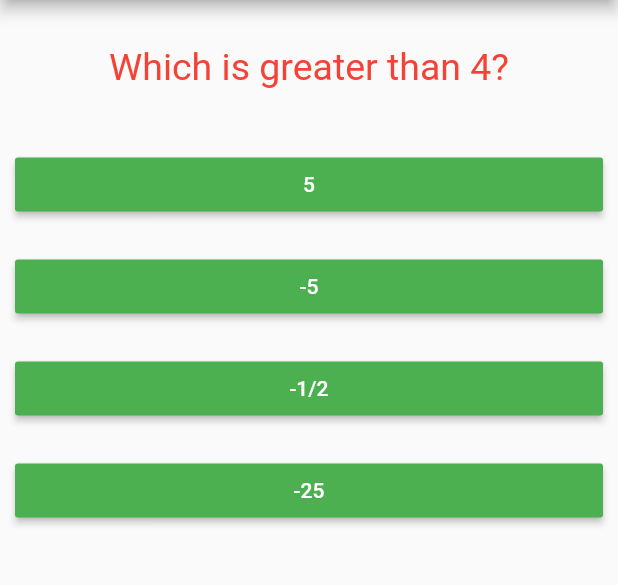
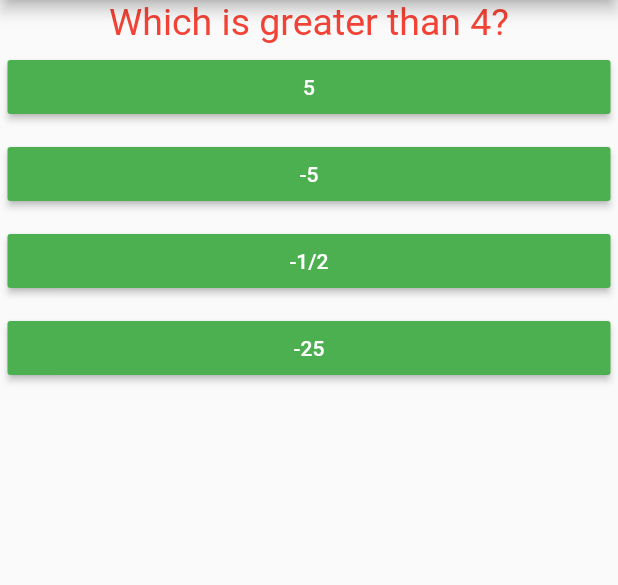
Before and after one commit to AmitGain1818/quiz_test_app, a Flutter app: the screen it shows after launch, on a phone screen of 412 x 824 dp, the part 84-669 px from its top. Run offline on Flutter 3.47's test engine with Material 2 defaults, Android fonts, the phone set to English and light mode, and no system bars.

Commit message:
Change Style

```diff
--- a/lib/answer.dart
+++ b/lib/answer.dart
@@ -11,7 +11,7 @@ class Answers extends StatelessWidget {
   Widget build(BuildContext context) {
     return Container(
       width: double.infinity,
-      margin: EdgeInsets.all(10),
+      margin: EdgeInsets.all(5),
       child: RaisedButton(
         color: Colors.green,
         textColor: Colors.white,
--- a/lib/question.dart
+++ b/lib/question.dart
@@ -9,8 +9,6 @@ class Questions extends StatelessWidget {
   @override
   Widget build(BuildContext context) {
     return Container(
-      width: double.infinity,
-      margin: EdgeInsets.all(30),
       child: Text(
         questionText,
         style: TextStyle(
```
